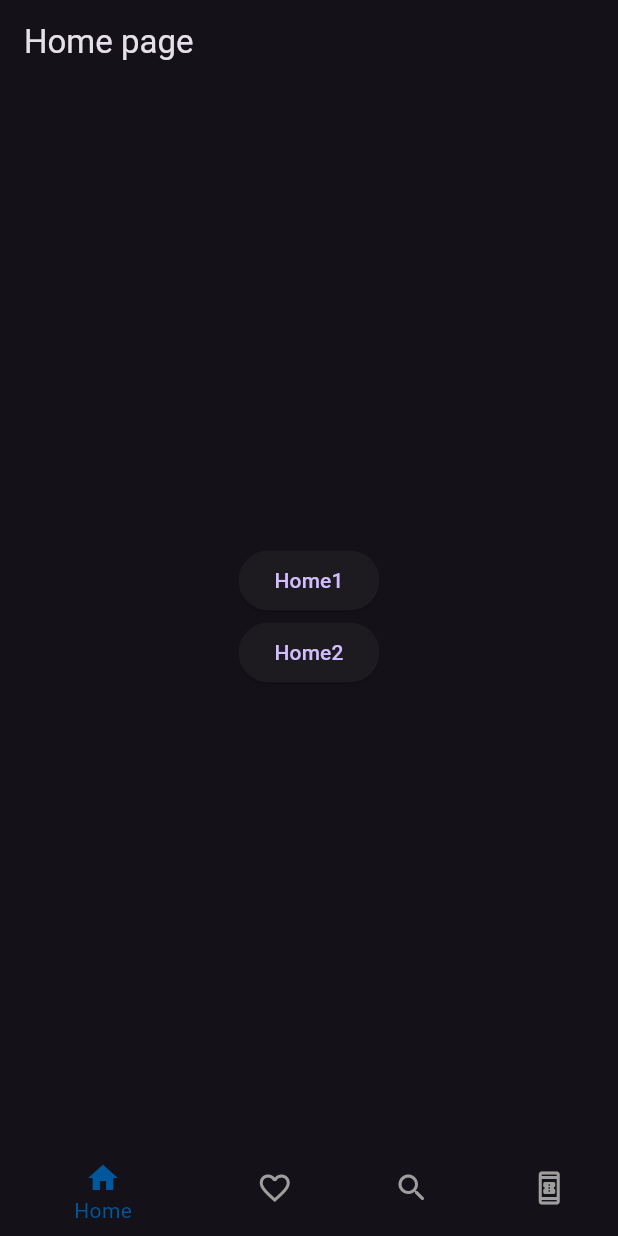
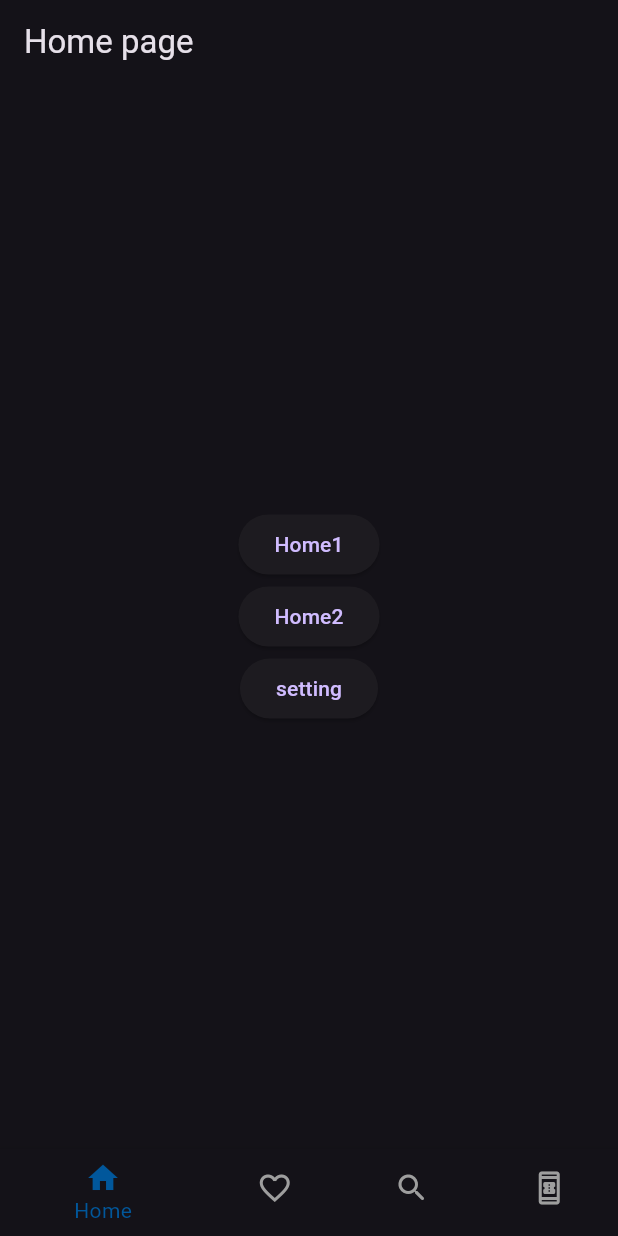
Before and after one commit to sibanjar/gorouter_bottomnav, a Flutter app: the screen it shows after launch, on a phone screen of 412 x 824 dp. Run offline on Flutter 3.47's test engine with Material 3 defaults, Android fonts, the phone set to English and light mode, and no system bars; our stand-ins replace go_router.

Commit message:
add setting in diff screens

```diff
--- a/lib/favourite/favourite_page.dart
+++ b/lib/favourite/favourite_page.dart
@@ -26,6 +26,12 @@ class FavouritePage extends StatelessWidget {
                 },
                 child: const Text('third fav'),
               ),
+              ElevatedButton(
+                onPressed: (){
+                  context.goNamed(RoutePathConstants.setting);
+                },
+                child: const Text('setting'),
+              ),
             ],
           )),
     );
--- a/lib/home_page.dart
+++ b/lib/home/home_page.dart
@@ -1,7 +1,7 @@
 import 'package:flutter/material.dart';
 import 'package:go_router/go_router.dart';
 
-import 'utility/routes/route_names.dart';
+import '../utility/routes/route_names.dart';
 
 class HomePage extends StatefulWidget {
   const HomePage({super.key});
@@ -33,6 +33,12 @@ class _HomePageState extends State<HomePage> {
               },
           child: const Text('Home2'),
           ),
+            ElevatedButton(
+              onPressed: (){
+                context.goNamed(RoutePathConstants.setting);
+              },
+              child: const Text('setting'),
+            ),
         ]
          ),
     ),
--- a/lib/search/search_page.dart
+++ b/lib/search/search_page.dart
@@ -20,6 +20,12 @@ class SearchPage extends StatelessWidget {
             onPressed: ()=>context.goNamed(RoutePathConstants.wallet),
             child: const Text('goWallet'),
           ),
+          ElevatedButton(
+            onPressed: (){
+              context.goNamed(RoutePathConstants.setting);
+            },
+            child: const Text('setting'),
+          ),
         ],
       )),
     );
--- a/lib/utility/routes/app_routes.dart
+++ b/lib/utility/routes/app_routes.dart
@@ -15,7 +15,7 @@ import 'package:gorouter_bottomnav/search/search_page.dart';
 import 'package:gorouter_bottomnav/utility/routes/route_names.dart';
 import 'package:gorouter_bottomnav/wallet/wallet_page.dart';
 import '../../home/subhome/sub_home_child/sub_home1_2.dart';
-import '../../home_page.dart';
+import '../../home/home_page.dart';
 import '../../settings/setting.dart';
 
 class AppRouter{
@@ -85,6 +85,7 @@ class AppRouter{
                           ]
                         ),
                         GoRoute(
+                          parentNavigatorKey: _rootNavigatorKey,
                           path: 'setting',
                           name: RoutePathConstants.setting,
                           builder: (BuildContext context, GoRouterState state) {
```
